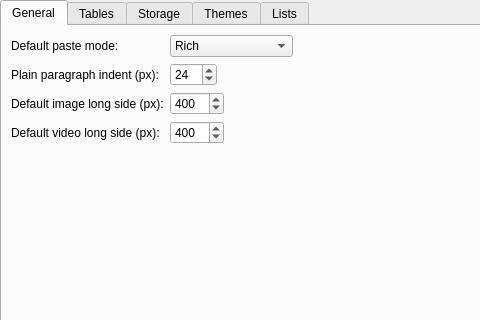
This is ui_forms/settings_dialog.ui in don-fink/NoteBook as Qt 5 draws it before an edit; both pictures show x 0 to 480 and y 0 to 320 of the 604 by 441 pixel window. The edited form follows.
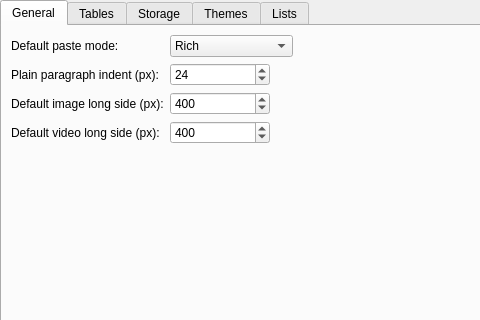
This is the edited form. The open tabs and pages were chosen to show the change.

Diff of the .ui file:
```diff
--- a/ui_forms/settings_dialog.ui
+++ b/ui_forms/settings_dialog.ui
@@ -91,6 +91,12 @@
            <verstretch>0</verstretch>
           </sizepolicy>
          </property>
+         <property name="minimumSize">
+          <size>
+           <width>100</width>
+           <height>0</height>
+          </size>
+         </property>
          <property name="minimum">
           <number>4</number>
          </property>
@@ -120,6 +126,12 @@
            <verstretch>0</verstretch>
           </sizepolicy>
          </property>
+         <property name="minimumSize">
+          <size>
+           <width>100</width>
+           <height>0</height>
+          </size>
+         </property>
          <property name="minimum">
           <number>100</number>
          </property>
@@ -149,6 +161,12 @@
            <verstretch>0</verstretch>
           </sizepolicy>
          </property>
+         <property name="minimumSize">
+          <size>
+           <width>100</width>
+           <height>0</height>
+          </size>
+         </property>
          <property name="minimum">
           <number>100</number>
          </property>
```
Left out of the diff: 4 changed lines with no effect on the pictures.
